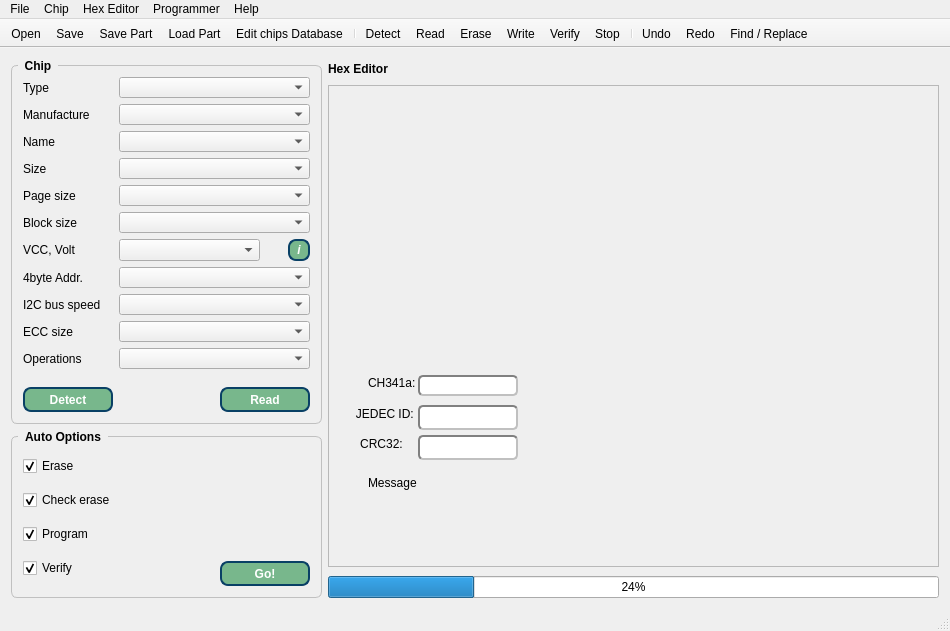
Above: IMSProg_programmer/mainwindow.ui from bigbigmdm/IMSProg before the change. Below: the same form after it.
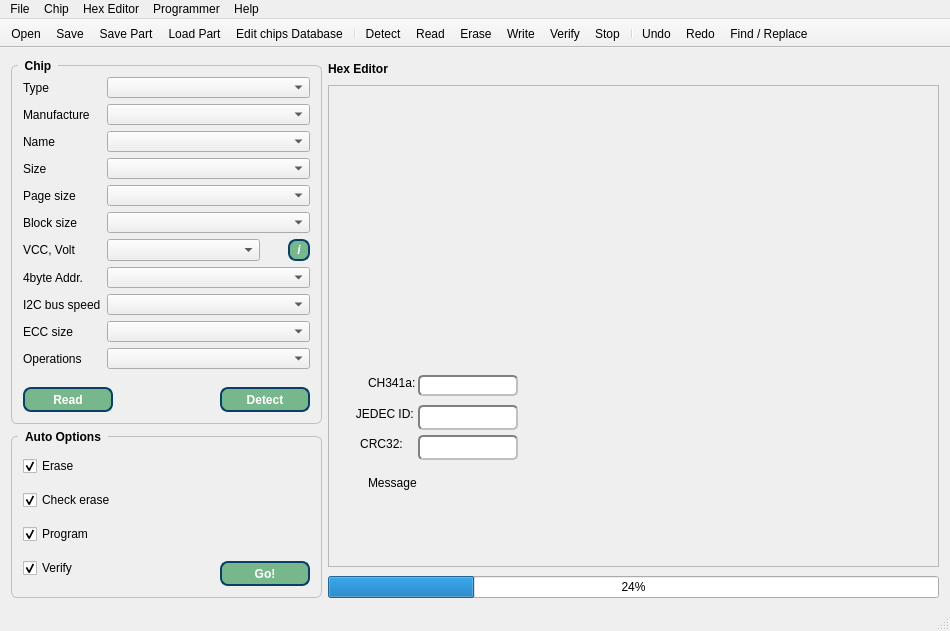
That is the form after the change. Icons and pictures are not drawn.

Commit message: Fix: incorrect button placement on the screen in macOS

What changed in the file:
```diff
--- a/IMSProg_programmer/mainwindow.ui
+++ b/IMSProg_programmer/mainwindow.ui
@@ -525,93 +525,6 @@
            </property>
           </widget>
          </item>
-         <item row="11" column="0">
-          <spacer name="verticalSpacer_2">
-           <property name="orientation">
-            <enum>Qt::Vertical</enum>
-           </property>
-           <property name="sizeHint" stdset="0">
-            <size>
-             <width>20</width>
-             <height>6</height>
-            </size>
-           </property>
-          </spacer>
-         </item>
-         <item row="11" column="1">
-          <spacer name="verticalSpacer_3">
-           <property name="orientation">
-            <enum>Qt::Vertical</enum>
-           </property>
-           <property name="sizeHint" stdset="0">
-            <size>
-             <width>127</width>
-             <height>6</height>
-            </size>
-           </property>
-          </spacer>
-         </item>
-         <item row="12" column="0">
-          <widget class="QPushButton" name="pushButton_2">
-           <property name="minimumSize">
-            <size>
-             <width>90</width>
-             <height>25</height>
-            </size>
-           </property>
-           <property name="styleSheet">
-            <string notr="true">QPushButton{
-color: rgb(255, 255, 255);
-background-color: rgb(120, 183, 140);
-border-radius: 20px;
-border: 2px solid #094065;border-radius:8px;font-weight:600;
-}
-QPushButton::pressed{background-color: rgb(115, 210, 22);}</string>
-           </property>
-           <property name="text">
-            <string>Detect</string>
-           </property>
-          </widget>
-         </item>
-         <item row="12" column="1">
-          <layout class="QHBoxLayout" name="horizontalLayout">
-           <item>
-            <spacer name="horizontalSpacer">
-             <property name="orientation">
-              <enum>Qt::Horizontal</enum>
-             </property>
-             <property name="sizeHint" stdset="0">
-              <size>
-               <width>28</width>
-               <height>20</height>
-              </size>
-             </property>
-            </spacer>
-           </item>
-           <item>
-            <widget class="QPushButton" name="pushButton">
-             <property name="minimumSize">
-              <size>
-               <width>90</width>
-               <height>25</height>
-              </size>
-             </property>
-             <property name="styleSheet">
-              <string notr="true">QPushButton{
-color: rgb(255, 255, 255);
-background-color: rgb(120, 183, 140);
-border-radius: 20px;
-border: 2px solid #094065;border-radius:8px;font-weight:600;
-}
-QPushButton::pressed{background-color: rgb(115, 210, 22);}</string>
-             </property>
-             <property name="text">
-              <string>Read</string>
-             </property>
-            </widget>
-           </item>
-          </layout>
-         </item>
          <item row="10" column="0">
           <widget class="QLabel" name="label_12">
            <property name="text">
@@ -647,6 +560,99 @@
            </property>
           </widget>
          </item>
+         <item row="11" column="0">
+          <spacer name="verticalSpacer_2">
+           <property name="orientation">
+            <enum>Qt::Vertical</enum>
+           </property>
+           <property name="sizeHint" stdset="0">
+            <size>
+             <width>20</width>
+             <height>6</height>
+            </size>
+           </property>
+          </spacer>
+         </item>
+         <item row="11" column="1">
+          <spacer name="verticalSpacer_3">
+           <property name="orientation">
+            <enum>Qt::Vertical</enum>
+           </property>
+           <property name="sizeHint" stdset="0">
+            <size>
+             <width>127</width>
+             <height>6</height>
+            </size>
+           </property>
+          </spacer>
+         </item>
+         <item row="12" column="0" colspan="2">
+          <layout class="QHBoxLayout" name="horizontalLayout_4">
+           <property name="topMargin">
+            <number>0</number>
+           </property>
+           <property name="rightMargin">
+            <number>0</number>
+           </property>
+           <item>
+            <widget class="QPushButton" name="pushButton">
+             <property name="minimumSize">
+              <size>
+               <width>90</width>
+               <height>25</height>
+              </size>
+             </property>
+             <property name="styleSheet">
+              <string notr="true">QPushButton{
+color: rgb(255, 255, 255);
+background-color: rgb(120, 183, 140);
+border-radius: 20px;
+border: 2px solid #094065;border-radius:8px;font-weight:600;
+}
+QPushButton::pressed{background-color: rgb(115, 210, 22);}</string>
+             </property>
+             <property name="text">
+              <string>Read</string>
+             </property>
+            </widget>
+           </item>
+           <item>
+            <spacer name="horizontalSpacer">
+             <property name="orientation">
+              <enum>Qt::Horizontal</enum>
+             </property>
+             <property name="sizeHint" stdset="0">
+              <size>
+               <width>28</width>
+               <height>20</height>
+              </size>
+             </property>
+            </spacer>
+           </item>
+           <item>
+            <widget class="QPushButton" name="pushButton_2">
+             <property name="minimumSize">
+              <size>
+               <width>90</width>
+               <height>25</height>
+              </size>
+             </property>
+             <property name="styleSheet">
+              <string notr="true">QPushButton{
+color: rgb(255, 255, 255);
+background-color: rgb(120, 183, 140);
+border-radius: 20px;
+border: 2px solid #094065;border-radius:8px;font-weight:600;
+}
+QPushButton::pressed{background-color: rgb(115, 210, 22);}</string>
+             </property>
+             <property name="text">
+              <string>Detect</string>
+             </property>
+            </widget>
+           </item>
+          </layout>
+         </item>
         </layout>
        </widget>
       </item>
```
Left out of the diff: 4 changed lines with no effect on the pictures.
